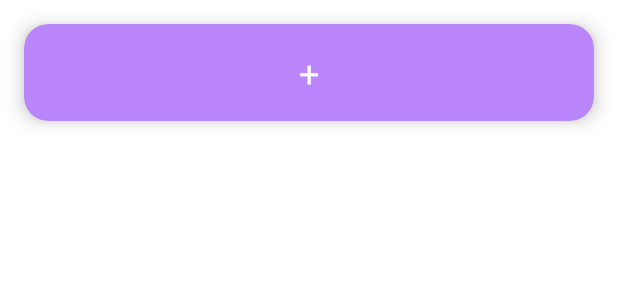
After one commit to tainella/Android_course, an Android app: the layout item_button.xml on its own in the app's theme, with its tools: preview values and no code run, on a phone screen of 412 x 824 dp. The commit adds this screen. Shown: the top 300 px of the screen. Run offline under Robolectric (Android 15) with nearby library versions, the phone set to English and light mode, and no system bars.

Commit message:
buttons+scroll

```diff
--- a/third_activity/app/build.gradle
+++ b/third_activity/app/build.gradle
@@ -1,6 +1,7 @@
 plugins {
     id 'com.android.application'
     id 'kotlin-android'
+    id 'kotlin-android-extensions'
 }
 
 android {
--- a/third_activity/app/src/main/AndroidManifest.xml
+++ b/third_activity/app/src/main/AndroidManifest.xml
@@ -9,6 +9,8 @@
         android:roundIcon="@mipmap/ic_launcher_round"
         android:supportsRtl="true"
         android:theme="@style/Theme.Third_activity" >
+        <activity android:name=".CardActivity">
+        </activity>
         <activity
             android:name=".MainActivity"
             android:exported="true" >
--- /dev/null
+++ b/third_activity/app/src/main/res/layout/item_button.xml
@@ -0,0 +1,22 @@
+<?xml version="1.0" encoding="utf-8"?>
+<com.google.android.material.card.MaterialCardView
+        xmlns:android="http://schemas.android.com/apk/res/android" xmlns:app="http://schemas.android.com/apk/res-auto"
+        android:orientation="vertical"
+        android:layout_width="match_parent"
+        android:layout_height="wrap_content"
+        app:cardElevation="8dp"
+        app:cardCornerRadius="16dp"
+        android:layout_margin="16dp"
+        app:cardBackgroundColor="@color/purple_200"
+>
+    <TextView
+            android:id="@+id/tvItem"
+            android:layout_width="match_parent"
+            android:layout_height="wrap_content"
+            android:text="+"
+            android:gravity="center"
+            android:textColor="@color/white"
+            android:padding="16dp"
+            android:textSize="24sp"
+    />
+</com.google.android.material.card.MaterialCardView>
```
Also changed, not shown: third_activity/app/src/main/java/com/example/third_activity/CardActivity.kt (added, +19 -0 lines), third_activity/app/src/main/java/com/example/third_activity/ListAdapter.kt (added, +54 -0 lines), third_activity/app/src/main/java/com/example/third_activity/MainActivity.kt (+17 -4 lines), third_activity/app/src/main/res/layout/activity_card.xml (added, +42 -0 lines), third_activity/app/src/main/res/layout/activity_main.xml (+4 -23 lines), third_activity/app/src/main/res/layout/item_list.xml (added, +22 -0 lines).
